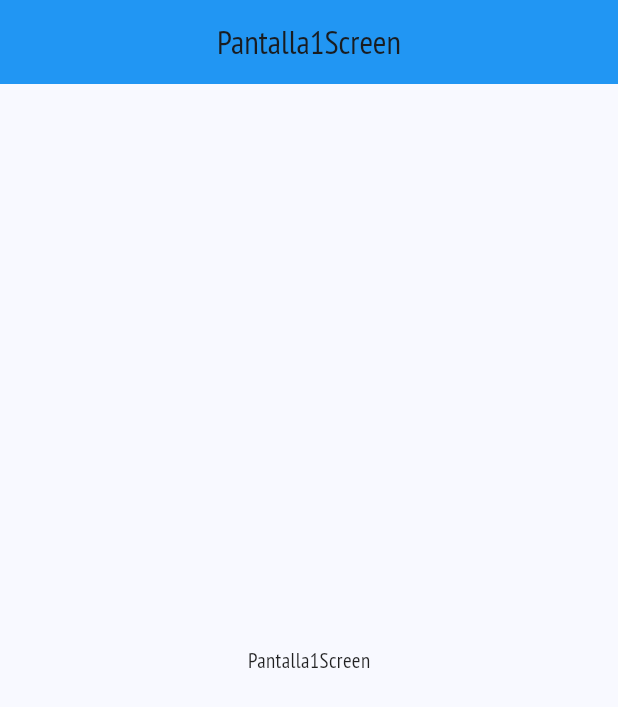
After one commit to LuisPulenta/material3_app, a Flutter app: the Pantalla2Screen screen opened by its route, on a phone screen of 412 x 824 dp. The commit adds this screen. Shown: the top 707 px of the screen. Run offline on Flutter 3.47's test engine with Material 2 defaults, Android fonts, the phone set to English and light mode, and no system bars; our stand-ins replace go_router.

Commit message:
Pantallas

```diff
--- a/lib/config/routers/app_router.dart
+++ b/lib/config/routers/app_router.dart
@@ -13,5 +13,25 @@ final appRouter = GoRouter(
       path: '/theme',
       builder: (context, state) => const ThemeConfigScreen(),
     ),
+    GoRoute(
+      path: '/pantalla1',
+      builder: (context, state) => const Pantalla1Screen(),
+    ),
+    GoRoute(
+      path: '/pantalla2',
+      builder: (context, state) => const Pantalla2Screen(),
+    ),
+    GoRoute(
+      path: '/pantalla3',
+      builder: (context, state) => const Pantalla3Screen(),
+    ),
+    GoRoute(
+      path: '/pantalla4',
+      builder: (context, state) => const Pantalla4Screen(),
+    ),
+    GoRoute(
+      path: '/pantalla5',
+      builder: (context, state) => const Pantalla5Screen(),
+    ),
   ],
 );
--- /dev/null
+++ b/lib/presentation/screens/pantalla1_screen.dart
@@ -0,0 +1,18 @@
+import 'package:flutter/material.dart';
+
+class Pantalla1Screen extends StatelessWidget {
+  const Pantalla1Screen({Key? key}) : super(key: key);
+
+  @override
+  Widget build(BuildContext context) {
+    return Scaffold(
+      appBar: AppBar(
+        title: const Text('Pantalla1Screen'),
+        centerTitle: true,
+      ),
+      body: const Center(
+        child: Text('Pantalla1Screen'),
+      ),
+    );
+  }
+}
--- /dev/null
+++ b/lib/presentation/screens/pantalla2_screen.dart
@@ -0,0 +1,18 @@
+import 'package:flutter/material.dart';
+
+class Pantalla2Screen extends StatelessWidget {
+  const Pantalla2Screen({Key? key}) : super(key: key);
+
+  @override
+  Widget build(BuildContext context) {
+    return Scaffold(
+      appBar: AppBar(
+        title: const Text('Pantalla1Screen'),
+        centerTitle: true,
+      ),
+      body: const Center(
+        child: Text('Pantalla1Screen'),
+      ),
+    );
+  }
+}
--- a/lib/presentation/screens/screens.dart
+++ b/lib/presentation/screens/screens.dart
@@ -1,3 +1,7 @@
 export 'package:material3_app/presentation/screens/home_screen.dart';
-
 export 'package:material3_app/presentation/screens/theme_config_screen.dart';
+export 'package:material3_app/presentation/screens/pantalla1_screen.dart';
+export 'package:material3_app/presentation/screens/pantalla2_screen.dart';
+export 'package:material3_app/presentation/screens/pantalla3_screen.dart';
+export 'package:material3_app/presentation/screens/pantalla4_screen.dart';
+export 'package:material3_app/presentation/screens/pantalla5_screen.dart';
```
Also changed, not shown: lib/presentation/screens/pantalla3_screen.dart (added, +18 -0 lines), lib/presentation/screens/pantalla4_screen.dart (added, +18 -0 lines), lib/presentation/screens/pantalla5_screen.dart (added, +18 -0 lines).
